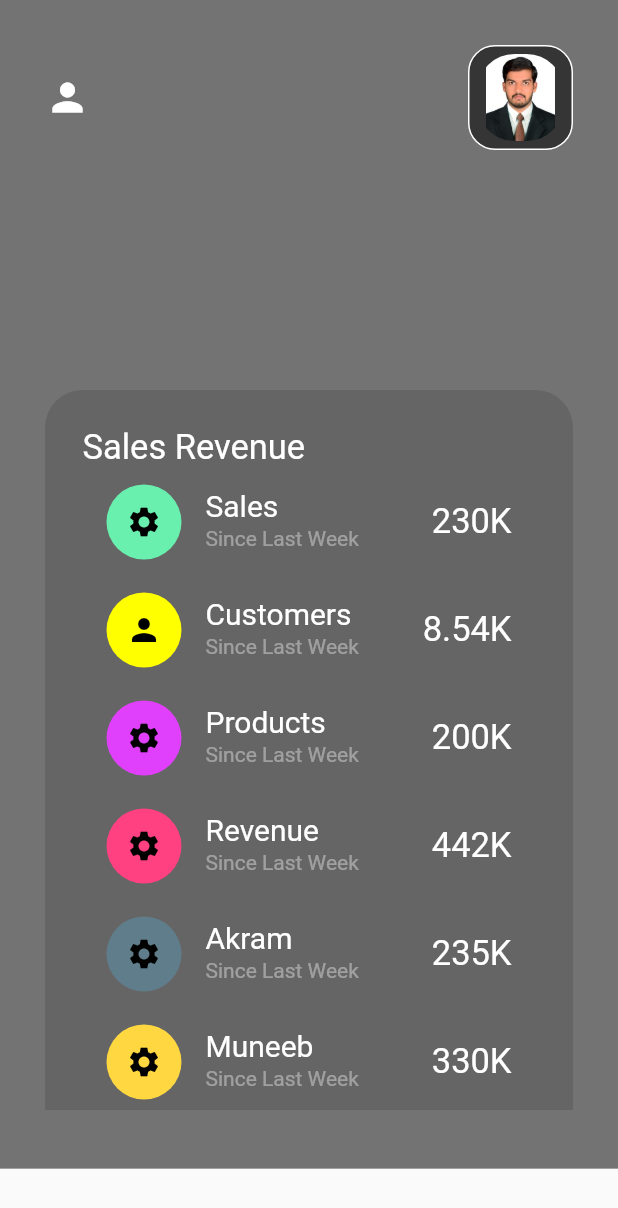
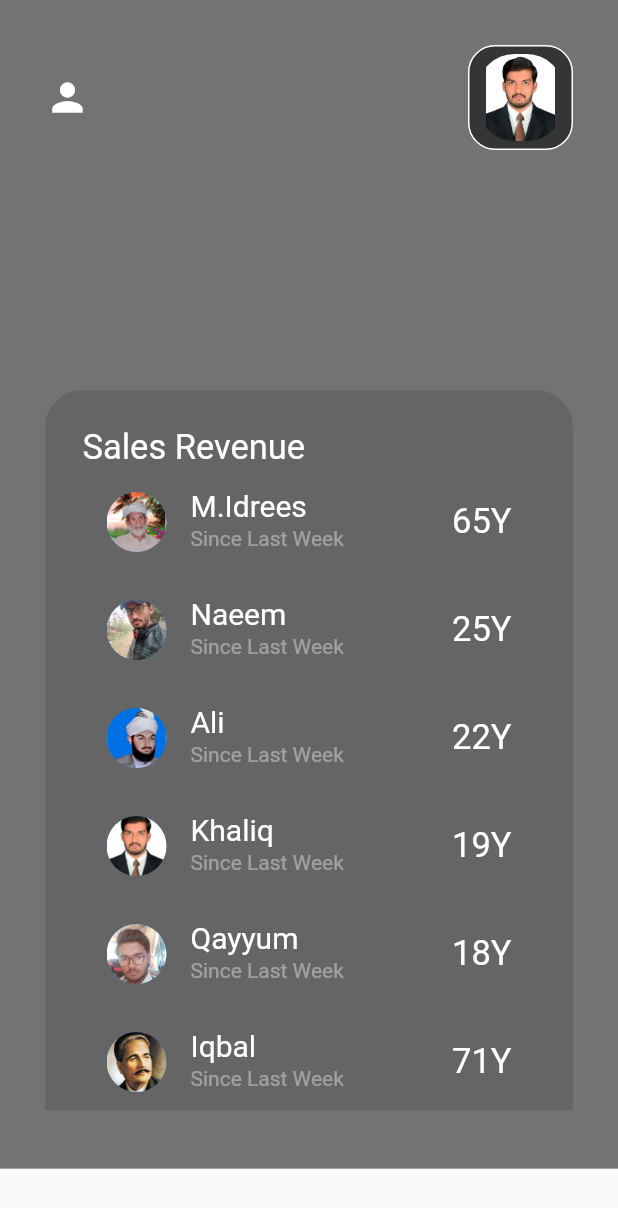
Before and after one commit to AbdulKhaliqIdrees/task2b, a Flutter app: the screen it shows after launch, on a phone screen of 412 x 824 dp. Shown: the top 1208 px of the screen. Run offline on Flutter 3.47's test engine with Material 2 defaults, Android fonts, the phone set to English and light mode, and no system bars.

Commit message:
SeconScreentask2

```diff
--- a/lib/main.dart
+++ b/lib/main.dart
@@ -1,6 +1,6 @@
-import 'dart:ui';
-
 import 'package:flutter/material.dart';
+import 'package:secondscreen/models/model_screen.dart';
+import 'package:secondscreen/widgets/widgets_screen.dart';
 
 void main(){
   runApp(const MyApp());
@@ -20,9 +20,23 @@ class MyApp extends StatelessWidget{
 
 }
 
-class MyKhaliq extends StatelessWidget{
+class MyKhaliq extends StatefulWidget{
   const MyKhaliq({Key? key}) : super(key: key);
 
+  @override
+  State<MyKhaliq> createState() => _MyKhaliqState();
+}
+
+class _MyKhaliqState extends State<MyKhaliq> {
+  List<ModelScreen> listname=[
+    ModelScreen("M.Idrees", "65Y","Image12"),
+    ModelScreen("Naeem", "25Y","Image19"),
+    ModelScreen("Ali", "22Y","Image16"),
+    ModelScreen("Khaliq", "19Y","Image1"),
+    ModelScreen("Qayyum", "18Y","Image18"),
+    ModelScreen("Iqbal", "71Y","Image2"),
+
+  ];
   @override
   Widget build(BuildContext context) {
     return Scaffold(
@@ -78,96 +92,19 @@ class MyKhaliq extends StatelessWidget{
                          Text("Sales Revenue",style: TextStyle(color: Colors.white,fontSize: 23),),
                       ],
                     ),
-                   ListTile(
-                     leading: Container(
-                       height: 50,
-                       width: 50,
-                       child: Icon(Icons.settings,color: Colors.black,),
-                       decoration: BoxDecoration(
-                        color: Colors.greenAccent,
-                        shape: BoxShape.circle,
-                       ),
-                     ),
-                     textColor: Colors.white,
-                     title: Text("Sales",style: TextStyle(fontSize: 20),),
-                     subtitle: Text("Since Last Week",style: TextStyle(color: Colors.white38),),
-                     trailing: Text("230K",style: TextStyle(fontSize: 23),),
-                   ),
-                   ListTile(
-                     leading: Container(
-                       height: 50,
-                       width: 50,
-                       child: Icon(Icons.person,color: Colors.black,),
-                       decoration: BoxDecoration(
-                        color: Colors.yellowAccent,
-                        shape: BoxShape.circle,
-                       ),
-                     ),
-                     textColor: Colors.white,
-                     title: Text("Customers",style: TextStyle(fontSize: 20),),
-                     subtitle: Text("Since Last Week",style: TextStyle(color: Colors.white38),),
-                     trailing: Text("8.54K",style: TextStyle(fontSize: 23),),
-                   ),
-                   ListTile(
-                     leading: Container(
-                       height: 50,
-                       width: 50,
-                       child: Icon(Icons.settings,color: Colors.black,),
-                       decoration: BoxDecoration(
-                        color: Colors.purpleAccent,
-                        shape: BoxShape.circle,
-                       ),
-                     ),
-                     textColor: Colors.white,
-                     title: Text("Products",style: TextStyle(fontSize: 20),),
-                     subtitle: Text("Since Last Week",style: TextStyle(color: Colors.white38),),
-                     trailing: Text("200K",style: TextStyle(fontSize: 23),),
-                   ),
-                   ListTile(
-                     leading: Container(
-                       height: 50,
-                       width: 50,
-                       child: Icon(Icons.settings,color: Colors.black,),
-                       decoration: BoxDecoration(
-                        color: Colors.pinkAccent,
-                        shape: BoxShape.circle,
-                       ),
-                     ),
-                     textColor: Colors.white,
-                     title: Text("Revenue",style: TextStyle(fontSize: 20),),
-                     subtitle: Text("Since Last Week",style: TextStyle(color: Colors.white38),),
-                     trailing: Text("442K",style: TextStyle(fontSize: 23),),
-                   ),
-                   ListTile(
-                     leading: Container(
-                       height: 50,
-                       width: 50,
-                       child: Icon(Icons.settings,color: Colors.black,),
-                       decoration: BoxDecoration(
-                        color: Colors.blueGrey,
-                        shape: BoxShape.circle,
-                       ),
-                     ),
-                     textColor: Colors.white,
-                     title: Text("Akram",style: TextStyle(fontSize: 20),),
-                     subtitle: Text("Since Last Week",style: TextStyle(color: Colors.white38),),
-                     trailing: Text("235K",style: TextStyle(fontSize: 23),),
-                   ),
-                   ListTile(
-                     leading: Container(
-                       height: 50,
-                       width: 50,
-                       child: Icon(Icons.settings,color: Colors.black,),
-                       decoration: BoxDecoration(
-                        color: Colors.amberAccent,
-                        shape: BoxShape.circle,
-                       ),
-                     ),
-                     textColor: Colors.white,
-                     title: Text("Muneeb",style: TextStyle(fontSize: 20),),
-                     subtitle: Text("Since Last Week",style: TextStyle(color: Colors.white38),),
-                     trailing: Text("330K",style: TextStyle(fontSize: 23),),
-                   ),
+                    SizedBox(
+                      height: 600,
+                      child: ListView.builder(
+                        itemCount: listname.length,
+                        itemBuilder:((context,index) {
+                          return WidgetScreen(
+                            listname[index].text1,
+                            listname[index].text2,
+                            listname[index].image,
+                            );
+                        }),
+                      ),
+                    )
                    ],
                  ),
                ),
@@ -181,5 +118,4 @@ class MyKhaliq extends StatelessWidget{
       ),
     );
   }
-
 }
--- /dev/null
+++ b/lib/models/model_screen.dart
@@ -0,0 +1,6 @@
+class ModelScreen{
+  String text1;
+  String text2;
+  String image;
+  ModelScreen(this.text1,this.text2,this.image);
+}
--- /dev/null
+++ b/lib/widgets/widgets_screen.dart
@@ -0,0 +1,22 @@
+import 'package:flutter/material.dart';
+
+class WidgetScreen extends StatelessWidget{
+  const WidgetScreen(this.test1,this.text2,this.image,{Key? key}) : super(key: key);
+  final String test1;
+  final String text2;
+  final String image;
+  @override
+  Widget build(BuildContext context) {
+    return  ListTile(
+                     leading:CircleAvatar(
+                     backgroundImage: AssetImage("assets/images/$image.jpg"),
+                     ),
+
+                     textColor: Colors.white,
+                     title: Text(test1,style: TextStyle(fontSize: 20),),
+                     subtitle: Text("Since Last Week",style: TextStyle(color: Colors.white38),),
+                     trailing: Text(text2,style: TextStyle(fontSize: 23),),
+    );
+  }
+
+}
```
